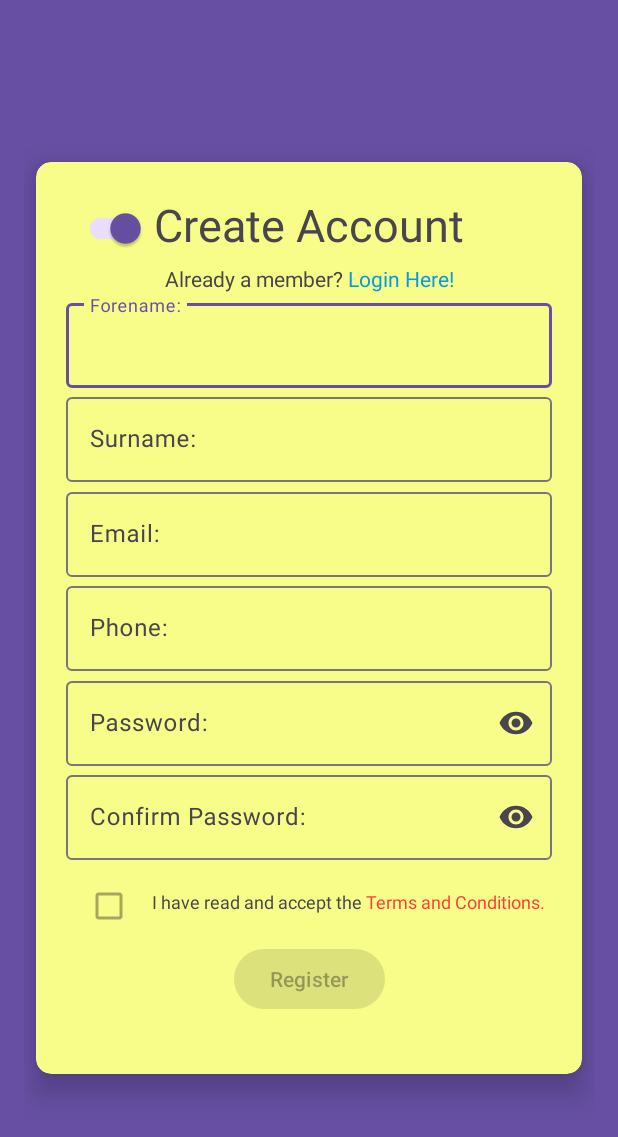
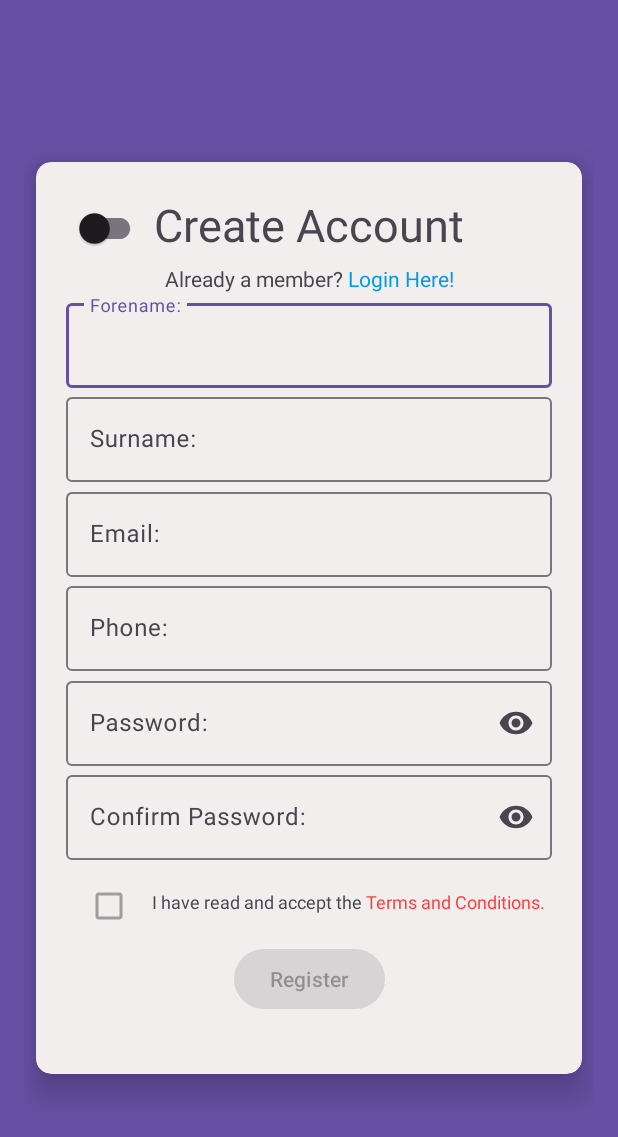
Before and after one commit to matthew-exe/Assistify, an Android app: the screen it shows after launch (RegisterActivity), after a tap on "Not yet a member? Register Here!", on a phone screen of 412 x 824 dp. Shown: the top 1137 px of the screen. Run offline under Robolectric (Android 15) with nearby library versions, the phone set to English and light mode, and no system bars; our stand-ins replace Firebase (no records; nobody signed in at launch, a user with empty details on screens opened directly); libraries missing offline, so code that uses them is left out: androidx.health.connect; 1 statement that could not run was skipped; 1 other tap on this screen came first.

Commit message:
Made accessible theme state save upon app closure. Dashboard accessible theme implemented, will be active depending on login theme state.

```diff
--- a/app/src/main/java/com/example/final_login/LoginActivity.kt
+++ b/app/src/main/java/com/example/final_login/LoginActivity.kt
@@ -1,6 +1,8 @@
 package com.example.final_login
 
+import android.content.Context
 import android.content.Intent
+import android.content.res.Resources.Theme
 import android.os.Bundle
 import android.text.Editable
 import android.text.Spannable
@@ -56,7 +58,7 @@ class LoginActivity : AppCompatActivity() {
     private lateinit var btnLogin: Button
 
     private var themeAccessibleActive = false
-    private lateinit var wholePage:ConstraintLayout
+    private lateinit var wholePage: ConstraintLayout
     private lateinit var cardPage: CardView
 
     private var hasPermissions = false
@@ -90,7 +92,7 @@ class LoginActivity : AppCompatActivity() {
         btnThemeSwitch = findViewById(R.id.btnAccessibleTheme)
         wholePage = findViewById(R.id.wholePage)
         cardPage = findViewById(R.id.cardPage)
-        themeAccessibleActive = !intent.getBooleanExtra("themeAccessibleActive", false)
+        themeAccessibleActive = ThemeSharedPref.getThemeState(this)
         toggleTheme()
         // Forgot Password Link and Styling
         textForgotPassword = findViewById(R.id.textForgotPassword)
@@ -265,17 +267,18 @@ class LoginActivity : AppCompatActivity() {
     }
 
     private fun toggleTheme() {
-        // TODO: Switch from accessible to normal theme just implement functionality, styling can be done once designed by UI
         if(themeAccessibleActive){
             wholePage.setBackgroundColor(resources.getColor(R.color.accessiblePurple, null))
             cardPage.setCardBackgroundColor(resources.getColor(R.color.off_white, null))
+            ThemeSharedPref.setThemeState(this, true)
+            btnThemeSwitch.setChecked(false)
             themeAccessibleActive = false
-            btnThemeSwitch.setChecked(false)
         } else {
             wholePage.setBackgroundColor(resources.getColor(R.color.accessiblePurple, null))
             cardPage.setCardBackgroundColor(resources.getColor(R.color.accessibleYellow, null))
+            ThemeSharedPref.setThemeState(this, false)
+            btnThemeSwitch.setChecked(true)
             themeAccessibleActive = true
-            btnThemeSwitch.setChecked(true)
         }
     }
 
@@ -319,5 +322,4 @@ class LoginActivity : AppCompatActivity() {
 
         alertDialog.show()
     }
-
 }
--- a/app/src/main/java/com/example/final_login/RegisterActivity.kt
+++ b/app/src/main/java/com/example/final_login/RegisterActivity.kt
@@ -223,11 +223,13 @@ class RegisterActivity : AppCompatActivity() {
         if(themeAccessibleActive){
             wholePage.setBackgroundColor(resources.getColor(R.color.accessiblePurple, null))
             cardPage.setCardBackgroundColor(resources.getColor(R.color.off_white, null))
+            ThemeSharedPref.setThemeState(this, true)
             themeAccessibleActive = false
             btnThemeSwitch.setChecked(false)
         } else {
             wholePage.setBackgroundColor(resources.getColor(R.color.accessiblePurple, null))
             cardPage.setCardBackgroundColor(resources.getColor(R.color.accessibleYellow, null))
+            ThemeSharedPref.setThemeState(this, false)
             themeAccessibleActive = true
             btnThemeSwitch.setChecked(true)
         }
--- /dev/null
+++ b/app/src/main/java/com/example/final_login/ThemeSharedPref.kt
@@ -0,0 +1,21 @@
+package com.example.final_login
+
+import android.content.Context
+import android.content.SharedPreferences
+
+object ThemeSharedPref {
+    private const val PREF_NAME = "MyPreferences"
+    private const val PREF_THEME_KEY = "theme"
+
+    private fun getSharedPreferences(context: Context): SharedPreferences {
+        return context.getSharedPreferences(PREF_NAME, Context.MODE_PRIVATE)
+    }
+
+    fun getThemeState(context: Context): Boolean {
+        return getSharedPreferences(context).getBoolean(PREF_THEME_KEY, false)
+    }
+
+    fun setThemeState(context: Context, state: Boolean) {
+        getSharedPreferences(context).edit().putBoolean(PREF_THEME_KEY, state).apply()
+    }
+}
--- a/app/src/main/res/layout/activity_dashboard.xml
+++ b/app/src/main/res/layout/activity_dashboard.xml
@@ -5,7 +5,8 @@
     xmlns:tools="http://schemas.android.com/tools"
     android:layout_width="match_parent"
     android:layout_height="match_parent"
-    tools:context=".DashboardActivity">
+    tools:context=".DashboardActivity"
+    android:id="@+id/wholePage">
 
     <TextView
         android:id="@+id/tvFirstName"
--- a/app/src/main/res/layout/button.xml
+++ b/app/src/main/res/layout/button.xml
@@ -25,6 +25,7 @@
             android:layout_height="wrap_content">
 
             <TextView
+                android:id="@+id/buttonText"
                 android:layout_width="wrap_content"
                 android:layout_height="wrap_content"
                 android:fontFamily="@font/lexend"
--- a/app/src/main/res/layout/sensor.xml
+++ b/app/src/main/res/layout/sensor.xml
@@ -6,6 +6,7 @@
     android:layout_height="wrap_content">
 
     <androidx.cardview.widget.CardView
+        android:id="@+id/sensorCard"
         android:layout_width="match_parent"
         android:layout_height="wrap_content"
         android:layout_marginStart="16dp"
```
Also changed, not shown: app/src/main/java/com/example/final_login/DashboardActivity.kt (+32 -0 lines), app/src/main/java/com/example/final_login/MyAdapter.kt (+24 -0 lines).
